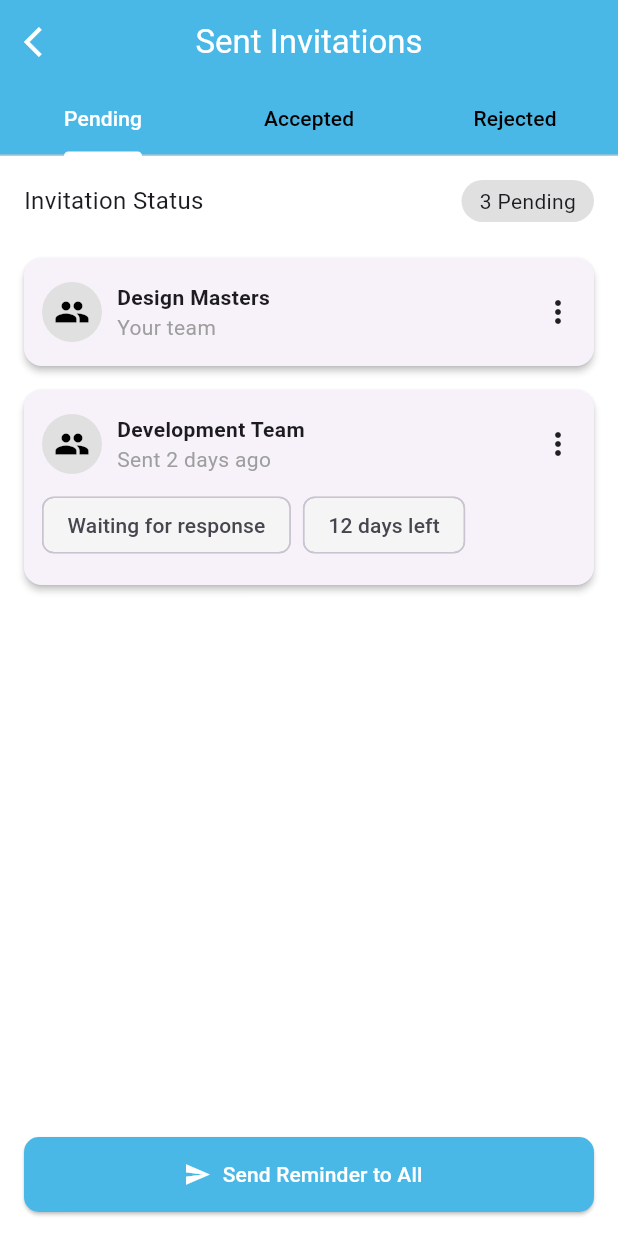
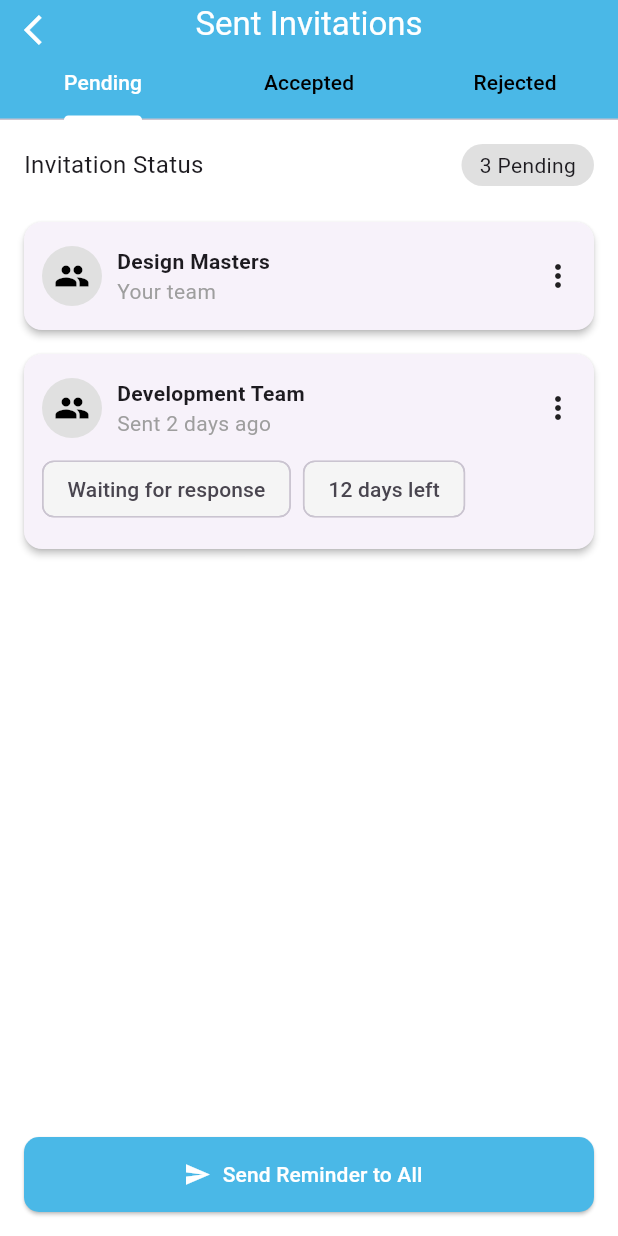
Before and after one commit to raedzayoud/Team_Collaboration, a Flutter app: the Pending screen opened by its route, on a phone screen of 412 x 824 dp. Run offline on Flutter 3.47's test engine with Material 3 defaults, Android fonts, the phone set to English and light mode, and no system bars; our stand-ins replace bloc, dio, flutter_bloc, shared_preferences, speech_to_text; missing offline and left inert: flutter_quill, jitsi_meet_flutter_sdk; accounts and stored records are empty.

```diff
--- a/lib/feature/invitation/presentation/view/pending.dart
+++ b/lib/feature/invitation/presentation/view/pending.dart
@@ -1,5 +1,5 @@
-import 'package:collab_doc/constant.dart';
 import 'package:collab_doc/feature/invitation/presentation/view/widgets/accpetedtab.dart';
+import 'package:collab_doc/feature/invitation/presentation/view/widgets/apparpending.dart';
 import 'package:collab_doc/feature/invitation/presentation/view/widgets/pendingtab.dart';
 import 'package:collab_doc/feature/invitation/presentation/view/widgets/rejectedtab.dart';
 import 'package:flutter/material.dart';
@@ -35,25 +35,7 @@ class _PendingState extends State<Pending> {
       length: 3,
       child: Scaffold(
         backgroundColor: Colors.white,
-        appBar: AppBar(
-          centerTitle: true,
-          backgroundColor: KPrimayColor,
-          title: Text("Sent Invitations", style: TextStyle(color: Colors.white)),
-          leading: IconButton(
-            onPressed: () => Navigator.of(context).pop(),
-            icon: Icon(Icons.arrow_back_ios, color: Colors.white),
-          ),
-          bottom: TabBar(
-            labelColor: Colors.white,
-            unselectedLabelColor: Colors.black,
-            indicatorColor: Colors.white,
-            tabs: [
-              Tab(text: "Pending"),
-              Tab(text: "Accepted"),
-              Tab(text: "Rejected"),
-            ],
-          ),
-        ),
+        appBar:ApparPending() ,
         body: TabBarView(
           children: [
             PendingTab(invitations: invitations),
--- /dev/null
+++ b/lib/feature/invitation/presentation/view/widgets/apparpending.dart
@@ -0,0 +1,34 @@
+
+import 'package:collab_doc/constant.dart';
+import 'package:flutter/material.dart';
+
+class ApparPending extends StatelessWidget implements PreferredSizeWidget {
+  const ApparPending({super.key});
+
+  @override
+  Widget build(BuildContext context) {
+    return AppBar(
+          centerTitle: true,
+          backgroundColor: KPrimayColor,
+          title: Text("Sent Invitations", style: TextStyle(color: Colors.white)),
+          leading: IconButton(
+            onPressed: () => Navigator.of(context).pop(),
+            icon: Icon(Icons.arrow_back_ios, color: Colors.white),
+          ),
+          bottom: TabBar(
+            labelColor: Colors.white,
+            unselectedLabelColor: Colors.black,
+            indicatorColor: Colors.white,
+            tabs: [
+              Tab(text: "Pending"),
+              Tab(text: "Accepted"),
+              Tab(text: "Rejected"),
+            ],
+          ),
+        );
+  }
+
+  @override
+  // TODO: implement preferredSize
+  Size get preferredSize => Size(80, 80);
+}
```
